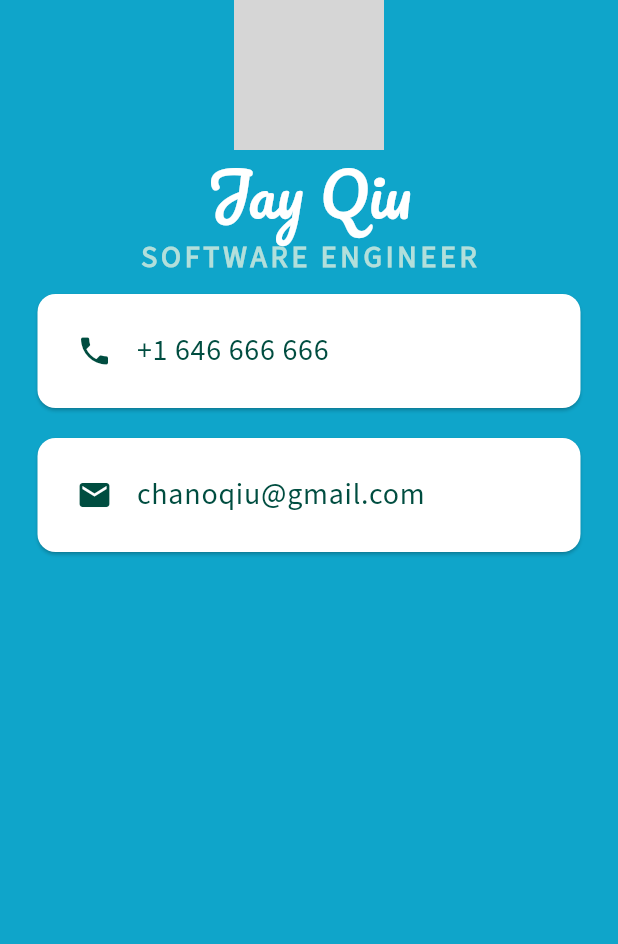
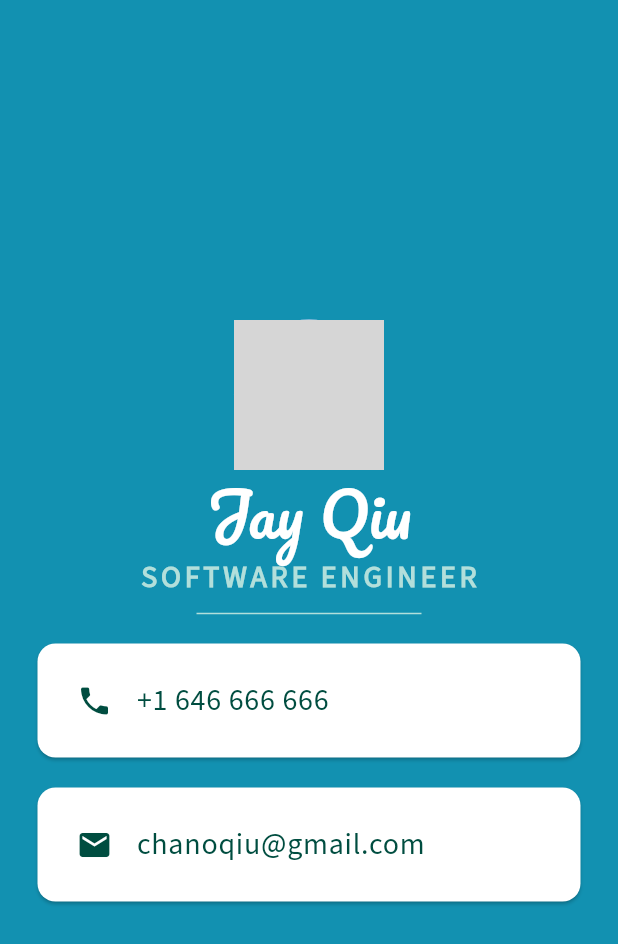
Before and after one commit to erjiale/flutter-practice, a Flutter app: the screen it shows after launch, on a phone screen of 412 x 824 dp. Shown: the top 944 px of the screen. Run offline on Flutter 3.47's test engine with Material 3 defaults, Android fonts, the phone set to English and light mode, and no system bars; grey boxes are pictures that could not be loaded.

Commit message:
[Add]: divider between title and card containers

```diff
--- a/mi_card_flutter/lib/main.dart
+++ b/mi_card_flutter/lib/main.dart
@@ -11,10 +11,10 @@ class MyApp extends StatelessWidget {
   Widget build(BuildContext context) {
     return MaterialApp(
       home: Scaffold(
-        backgroundColor: const Color.fromARGB(255, 15, 165, 202),
+        backgroundColor: const Color.fromARGB(255, 18, 145, 177),
         body: SafeArea(
           child: Column(
-            // mainAxisAlignment: MainAxisAlignment.center,
+            mainAxisAlignment: MainAxisAlignment.center,
             children: [
               CircleAvatar(
                 radius: 50.0,
@@ -35,6 +35,13 @@ class MyApp extends StatelessWidget {
                   color: Colors.teal.shade100,
                   letterSpacing: 2.5,
                   fontWeight: FontWeight.bold,
+                )
+              ),
+              SizedBox(
+                height: 20.0,
+                width: 150.0,
+                child: Divider(
+                  color: Colors.teal.shade100
                 )
               ),
               Card(
```
